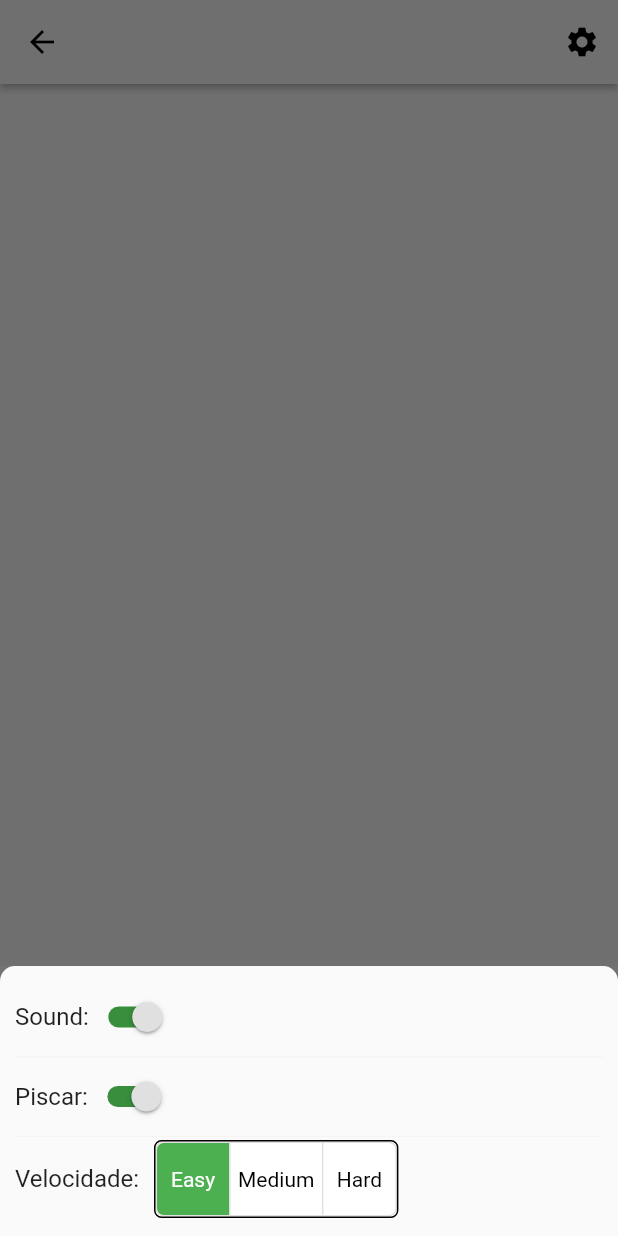
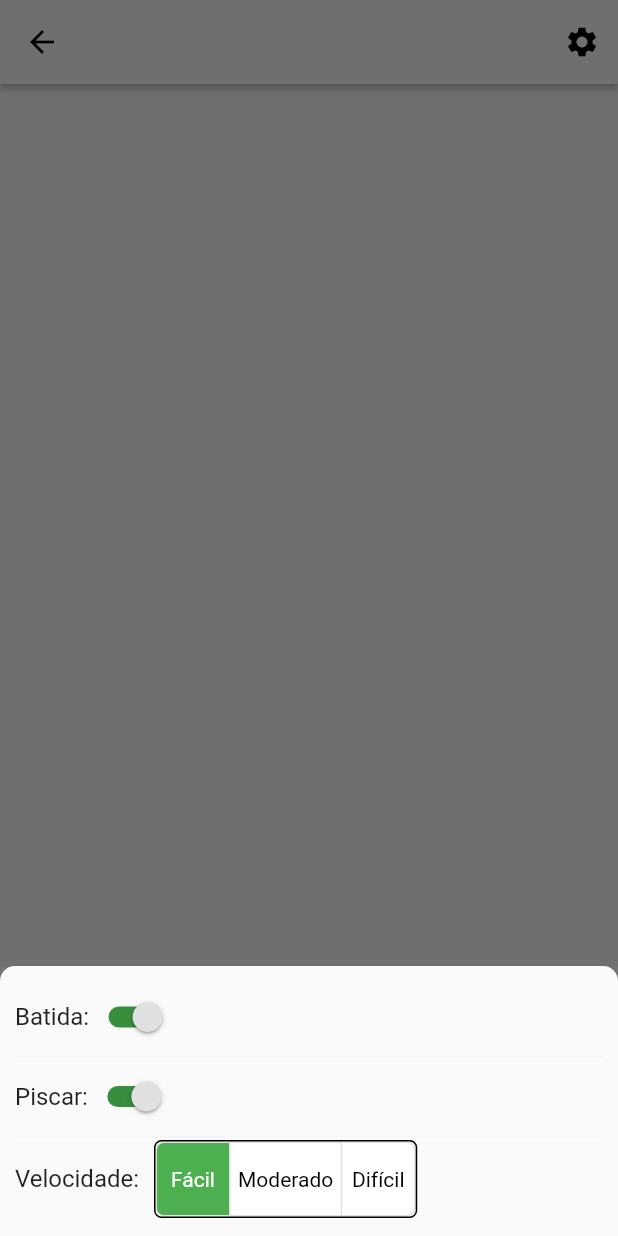
Before and after one commit to Kingdrasill/TRCAPP-flutter, a Flutter app: the PracticePage screen opened directly with empty values, after a tap on the "settings" icon, on a phone screen of 412 x 824 dp. Run offline on Flutter 3.47's test engine with Material 2 defaults, Android fonts, the phone set to English and light mode, and no system bars; our stand-ins replace audioplayers, flutter_slidable, moor_flutter, page_view_indicators, shared_preferences; accounts and stored records are empty; generated files the repository leaves out were written again; Roboto replaces fonts that are missing (Montserrat); statements that could not run were skipped; project files that could hold a hidden picture were left out.

Commit message:
Tudo em portugues

```diff
--- a/lib/views/pages/practice_page.dart
+++ b/lib/views/pages/practice_page.dart
@@ -180,7 +180,7 @@ class _PracticePageState extends State<PracticePage> {
             Row(
               children: [
                 Text(
-                  'Sound:',
+                  'Batida:',
                   style: TextStyle(fontSize: 16),
                 ),
                 Switch(
@@ -243,15 +243,15 @@ class _PracticePageState extends State<PracticePage> {
                       children: [
                         Padding(
                           padding: const EdgeInsets.all(5.0),
-                          child: Text('Easy'),
+                          child: Text('Fácil'),
                         ),
                         Padding(
                           padding: const EdgeInsets.all(5.0),
-                          child: Text('Medium'),
+                          child: Text('Moderado'),
                         ),
                         Padding(
                           padding: const EdgeInsets.all(5.0),
-                          child: Text('Hard'),
+                          child: Text('Difícil'),
                         )
                       ],
                       isSelected: _selections,
```
